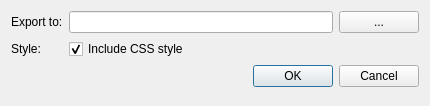
Old version of the form app/exporthtmldialog.ui in the repository cloose/CuteMarkEd.
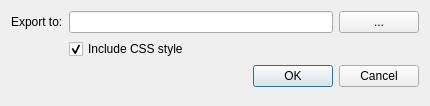
New version of the form.

Commit message: Add documentation and tooltip

```diff
--- a/app/exporthtmldialog.ui
+++ b/app/exporthtmldialog.ui
@@ -77,16 +77,6 @@
      </property>
     </widget>
    </item>
-   <item row="1" column="0">
-    <widget class="QLabel" name="styleLabel">
-     <property name="text">
-      <string>Style:</string>
-     </property>
-     <property name="buddy">
-      <cstring>styleCheckBox</cstring>
-     </property>
-    </widget>
-   </item>
   </layout>
  </widget>
  <resources/>
```
Left out of the diff: 3 changed lines with no effect on the pictures. The commit also changes 1 other file.
